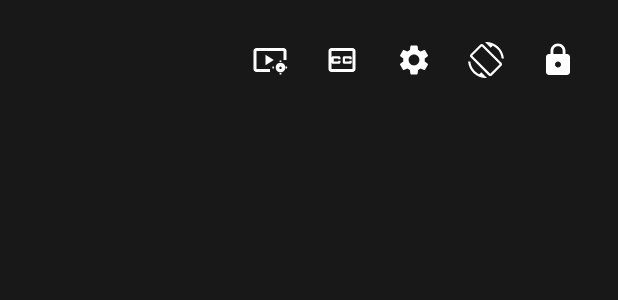
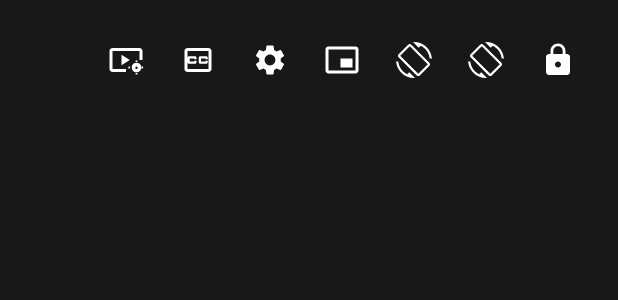
Before and after one commit to darulkirom/player, an Android app: the layout player_controls.xml on its own in the app's theme, with its tools: preview values and no code run, on a phone screen of 412 x 824 dp. Shown: the top 300 px of the screen. Run offline under Robolectric (Android 15) with nearby library versions, the light colour scheme and no system bars.

Commit message:
Update player_controls.xml

```diff
--- a/app/src/main/res/layout/player_controls.xml
+++ b/app/src/main/res/layout/player_controls.xml
@@ -35,6 +35,21 @@
             android:src="@drawable/ic_settings" />
 
         <ImageButton
+    android:id="@+id/btn_pip"
+    android:layout_width="48dp"
+    android:layout_height="48dp"
+    android:background="?attr/selectableItemBackgroundBorderless"
+    android:src="@drawable/ic_pip" />
+
+<ImageButton
+    android:id="@+id/btn_rotate"
+    android:layout_width="48dp"
+    android:layout_height="48dp"
+    android:background="?attr/selectableItemBackgroundBorderless"
+    android:src="@drawable/ic_screen_rotation" />
+
+
+        <ImageButton
             android:id="@+id/btn_resize_mode"
             android:layout_width="48dp"
             android:layout_height="48dp"
```
